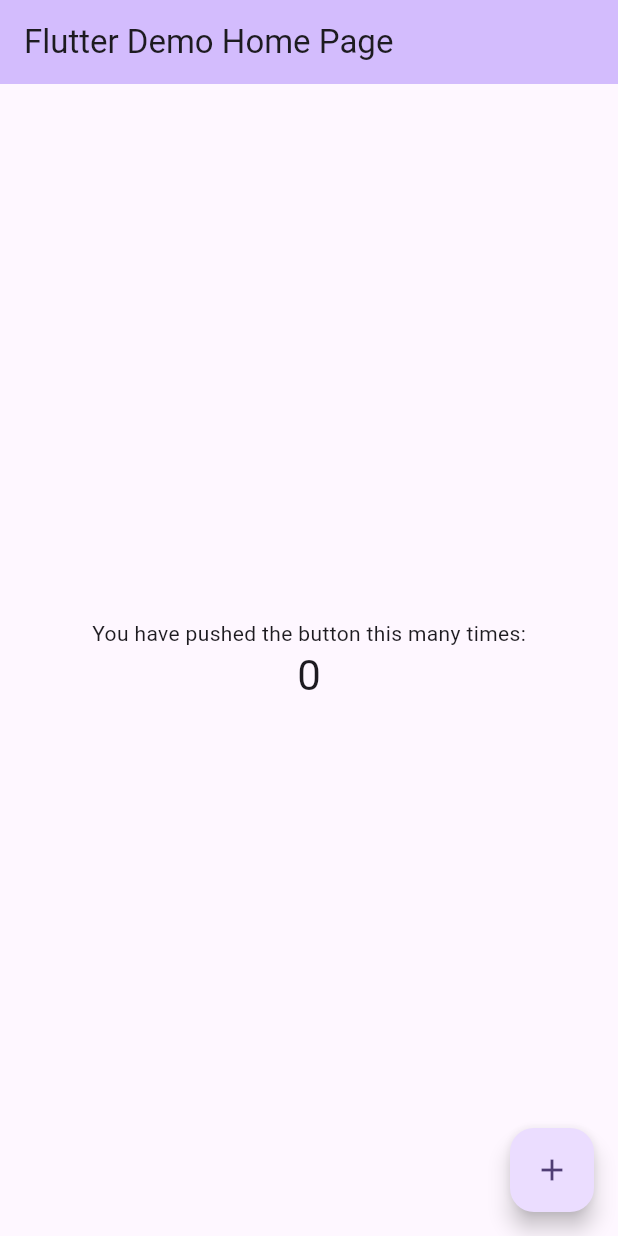
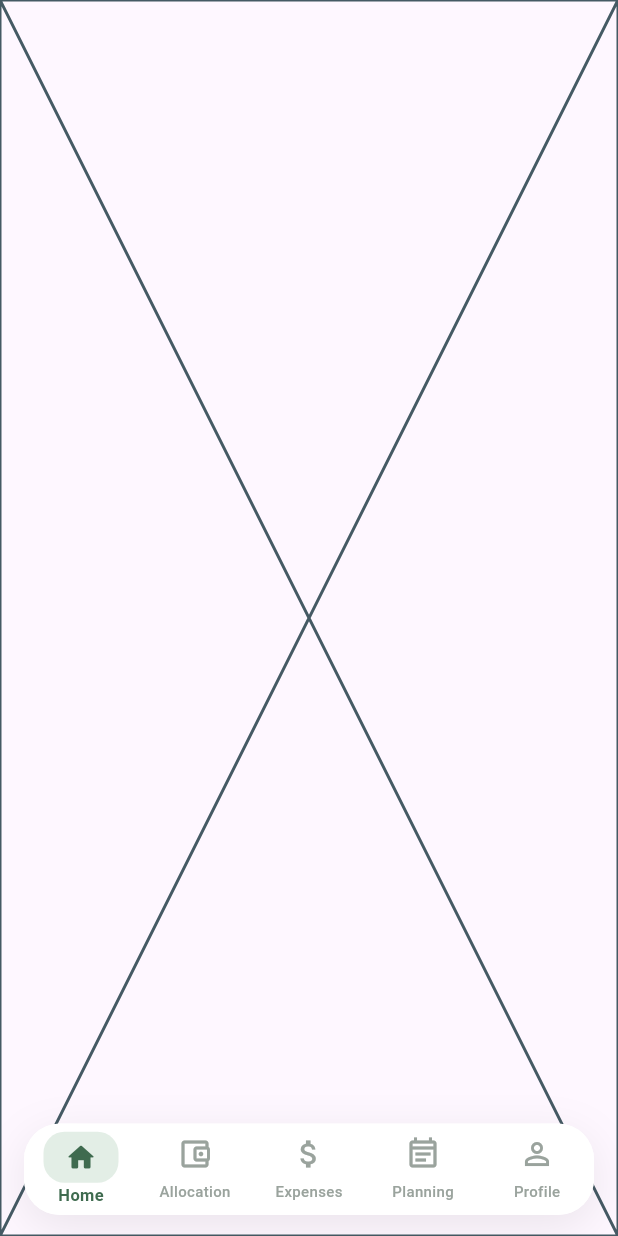
Before and after one commit to thidarek/Money_Management_Guide_App_Frontend, a Flutter app: the screen it shows after launch, on a phone screen of 412 x 824 dp. Run offline on Flutter 3.47's test engine with Material 3 defaults, Android fonts, the light colour scheme and no system bars.

Commit message:
Add custom bottom navigation bar

```diff
--- a/lib/main.dart
+++ b/lib/main.dart
@@ -1,122 +1,17 @@
 import 'package:flutter/material.dart';
+import 'package:money_management_frontend/widget/custom_buttom_nav.dart';
 
 void main() {
   runApp(const MyApp());
 }
-
 class MyApp extends StatelessWidget {
   const MyApp({super.key});
 
-  // This widget is the root of your application.
   @override
   Widget build(BuildContext context) {
     return MaterialApp(
-      title: 'Flutter Demo',
-      theme: ThemeData(
-        // This is the theme of your application.
-        //
-        // TRY THIS: Try running your application with "flutter run". You'll see
-        // the application has a purple toolbar. Then, without quitting the app,
-        // try changing the seedColor in the colorScheme below to Colors.green
-        // and then invoke "hot reload" (save your changes or press the "hot
-        // reload" button in a Flutter-supported IDE, or press "r" if you used
-        // the command line to start the app).
-        //
-        // Notice that the counter didn't reset back to zero; the application
-        // state is not lost during the reload. To reset the state, use hot
-        // restart instead.
-        //
-        // This works for code too, not just values: Most code changes can be
-        // tested with just a hot reload.
-        colorScheme: .fromSeed(seedColor: Colors.deepPurple),
-      ),
-      home: const MyHomePage(title: 'Flutter Demo Home Page'),
+      debugShowCheckedModeBanner: false,
+      home: CustomButtomNav(),
     );
   }
 }
-
-class MyHomePage extends StatefulWidget {
-  const MyHomePage({super.key, required this.title});
-
-  // This widget is the home page of your application. It is stateful, meaning
-  // that it has a State object (defined below) that contains fields that affect
-  // how it looks.
-
-  // This class is the configuration for the state. It holds the values (in this
-  // case the title) provided by the parent (in this case the App widget) and
-  // used by the build method of the State. Fields in a Widget subclass are
-  // always marked "final".
-
-  final String title;
-
-  @override
-  State<MyHomePage> createState() => _MyHomePageState();
-}
-
-class _MyHomePageState extends State<MyHomePage> {
-  int _counter = 0;
-
-  void _incrementCounter() {
-    setState(() {
-      // This call to setState tells the Flutter framework that something has
-      // changed in this State, which causes it to rerun the build method below
-      // so that the display can reflect the updated values. If we changed
-      // _counter without calling setState(), then the build method would not be
-      // called again, and so nothing would appear to happen.
-      _counter++;
-    });
-  }
-
-  @override
-  Widget build(BuildContext context) {
-    // This method is rerun every time setState is called, for instance as done
-    // by the _incrementCounter method above.
-    //
-    // The Flutter framework has been optimized to make rerunning build methods
-    // fast, so that you can just rebuild anything that needs updating rather
-    // than having to individually change instances of widgets.
-    return Scaffold(
-      appBar: AppBar(
-        // TRY THIS: Try changing the color here to a specific color (to
-        // Colors.amber, perhaps?) and trigger a hot reload to see the AppBar
-        // change color while the other colors stay the same.
-        backgroundColor: Theme.of(context).colorScheme.inversePrimary,
-        // Here we take the value from the MyHomePage object that was created by
-        // the App.build method, and use it to set our appbar title.
-        title: Text(widget.title),
-      ),
-      body: Center(
-        // Center is a layout widget. It takes a single child and positions it
-        // in the middle of the parent.
-        child: Column(
-          // Column is also a layout widget. It takes a list of children and
-          // arranges them vertically. By default, it sizes itself to fit its
-          // children horizontally, and tries to be as tall as its parent.
-          //
-          // Column has various properties to control how it sizes itself and
-          // how it positions its children. Here we use mainAxisAlignment to
-          // center the children vertically; the main axis here is the vertical
-          // axis because Columns are vertical (the cross axis would be
-          // horizontal).
-          //
-          // TRY THIS: Invoke "debug painting" (choose the "Toggle Debug Paint"
-          // action in the IDE, or press "p" in the console), to see the
-          // wireframe for each widget.
-          mainAxisAlignment: .center,
-          children: [
-            const Text('You have pushed the button this many times:'),
-            Text(
-              '$_counter',
-              style: Theme.of(context).textTheme.headlineMedium,
-            ),
-          ],
-        ),
-      ),
-      floatingActionButton: FloatingActionButton(
-        onPressed: _incrementCounter,
-        tooltip: 'Increment',
-        child: const Icon(Icons.add),
-      ),
-    );
-  }
-}
--- /dev/null
+++ b/lib/view/allocatio_screen.dart
@@ -0,0 +1,10 @@
+import 'package:flutter/material.dart';
+
+class AllocatioScreen extends StatelessWidget {
+  const AllocatioScreen({super.key});
+
+  @override
+  Widget build(BuildContext context) {
+    return const Placeholder();
+  }
+}
--- /dev/null
+++ b/lib/view/exspenses_screen.dart
@@ -0,0 +1,10 @@
+import 'package:flutter/material.dart';
+
+class ExspensesScreen extends StatelessWidget {
+  const ExspensesScreen({super.key});
+
+  @override
+  Widget build(BuildContext context) {
+    return const Placeholder();
+  }
+}
--- /dev/null
+++ b/lib/view/home_screen.dart
@@ -0,0 +1,10 @@
+import 'package:flutter/material.dart';
+
+class HomeScreen extends StatelessWidget {
+  const HomeScreen({super.key});
+
+  @override
+  Widget build(BuildContext context) {
+    return const Placeholder();
+  }
+}
--- /dev/null
+++ b/lib/view/planning_screen.dart
@@ -0,0 +1,10 @@
+import 'package:flutter/material.dart';
+
+class PlanningScreen extends StatelessWidget {
+  const PlanningScreen({super.key});
+
+  @override
+  Widget build(BuildContext context) {
+    return const Placeholder();
+  }
+}
--- /dev/null
+++ b/lib/view/profile_screen.dart
@@ -0,0 +1,10 @@
+import 'package:flutter/material.dart';
+
+class ProfileScreen extends StatelessWidget {
+  const ProfileScreen({super.key});
+
+  @override
+  Widget build(BuildContext context) {
+    return const Placeholder();
+  }
+}
--- /dev/null
+++ b/lib/widget/custom_buttom_nav.dart
@@ -0,0 +1,186 @@
+import 'package:flutter/material.dart';
+import 'package:money_management_frontend/view/allocatio_screen.dart';
+import 'package:money_management_frontend/view/exspenses_screen.dart';
+import 'package:money_management_frontend/view/home_screen.dart';
+import 'package:money_management_frontend/view/planning_screen.dart';
+import 'package:money_management_frontend/view/profile_screen.dart';
+
+class CustomButtomNav extends StatefulWidget {
+  const CustomButtomNav({super.key});
+
+  @override
+  State<CustomButtomNav> createState() => _CustomButtomNavState();
+}
+
+class _CustomButtomNavState extends State<CustomButtomNav> {
+  int selectedIndex = 0;
+  List<Widget> screen = [
+    HomeScreen(),
+    AllocatioScreen(),
+    ExspensesScreen(),
+    PlanningScreen(),
+    ProfileScreen(),
+  ];
+  @override
+  Widget build(BuildContext context) {
+    return Scaffold(
+      extendBody: true,
+      body: screen[selectedIndex],
+
+      bottomNavigationBar: Padding(
+        padding: const EdgeInsets.fromLTRB(16, 0, 16, 14),
+        child: Container(
+          decoration: BoxDecoration(
+            color: Colors.white,
+            borderRadius: BorderRadius.circular(24),
+            boxShadow: [
+              BoxShadow(
+                color: Colors.black.withOpacity(0.08),
+                blurRadius: 25,
+                spreadRadius: 0,
+                offset: const Offset(0, 8),
+              ),
+            ],
+          ),
+          child: ClipRRect(
+            borderRadius: BorderRadius.circular(24),
+            child: BottomNavigationBar(
+              currentIndex: selectedIndex,
+
+              onTap: (value) {
+                setState(() {
+                  selectedIndex = value;
+                });
+              },
+
+              type: BottomNavigationBarType.fixed,
+
+              backgroundColor: Colors.white,
+
+              selectedItemColor: const Color(0xFF3F6B4F),
+              unselectedItemColor: const Color(0xFF9AA39D),
+
+              selectedFontSize: 11,
+              unselectedFontSize: 10,
+
+              selectedLabelStyle: const TextStyle(fontWeight: FontWeight.w600),
+
+              unselectedLabelStyle: const TextStyle(
+                fontWeight: FontWeight.w500,
+              ),
+
+              elevation: 0,
+
+              showUnselectedLabels: true,
+
+              iconSize: 24,
+
+              items: [
+                BottomNavigationBarItem(
+                  icon: Padding(
+                    padding: const EdgeInsets.only(bottom: 4),
+                    child: Icon(Icons.home_outlined, size: 24),
+                  ),
+                  activeIcon: Container(
+                    padding: const EdgeInsets.symmetric(
+                      horizontal: 14,
+                      vertical: 6,
+                    ),
+                    decoration: BoxDecoration(
+                      color: const Color(0xFFE3EEE6),
+                      borderRadius: BorderRadius.circular(14),
+                    ),
+                    child: const Icon(Icons.home_rounded, size: 22),
+                  ),
+                  label: "Home",
+                ),
+
+                BottomNavigationBarItem(
+                  icon: Padding(
+                    padding: const EdgeInsets.only(bottom: 4),
+                    child: Icon(
+                      Icons.account_balance_wallet_outlined,
+                      size: 24,
+                    ),
+                  ),
+                  activeIcon: Container(
+                    padding: const EdgeInsets.symmetric(
+                      horizontal: 14,
+                      vertical: 6,
+                    ),
+                    decoration: BoxDecoration(
+                      color: const Color(0xFFE3EEE6),
+                      borderRadius: BorderRadius.circular(14),
+                    ),
+                    child: const Icon(
+                      Icons.account_balance_wallet_rounded,
+                      size: 22,
+                    ),
+                  ),
+                  label: "Allocation",
+                ),
+
+                BottomNavigationBarItem(
+                  icon: Padding(
+                    padding: const EdgeInsets.only(bottom: 4),
+                    child: Icon(Icons.attach_money_outlined, size: 24),
+                  ),
+                  activeIcon: Container(
+                    padding: const EdgeInsets.symmetric(
+                      horizontal: 14,
+                      vertical: 6,
+                    ),
+                    decoration: BoxDecoration(
+                      color: const Color(0xFFE3EEE6),
+                      borderRadius: BorderRadius.circular(14),
+                    ),
+                    child: const Icon(Icons.attach_money_rounded, size: 22),
+                  ),
+                  label: "Expenses",
+                ),
+
+                BottomNavigationBarItem(
+                  icon: Padding(
+                    padding: const EdgeInsets.only(bottom: 4),
+                    child: Icon(Icons.event_note_outlined, size: 24),
+                  ),
+                  activeIcon: Container(
+                    padding: const EdgeInsets.symmetric(
+                      horizontal: 14,
+                      vertical: 6,
+                    ),
+                    decoration: BoxDecoration(
+                      color: const Color(0xFFE3EEE6),
+                      borderRadius: BorderRadius.circular(14),
+                    ),
+                    child: const Icon(Icons.event_note_rounded, size: 22),
+                  ),
+                  label: "Planning",
+                ),
+
+                BottomNavigationBarItem(
+                  icon: Padding(
+                    padding: const EdgeInsets.only(bottom: 4),
+                    child: Icon(Icons.person_outline, size: 24),
+                  ),
+                  activeIcon: Container(
+                    padding: const EdgeInsets.symmetric(
+                      horizontal: 14,
+                      vertical: 6,
+                    ),
+                    decoration: BoxDecoration(
+                      color: const Color(0xFFE3EEE6),
+                      borderRadius: BorderRadius.circular(14),
+                    ),
+                    child: const Icon(Icons.person_rounded, size: 22),
+                  ),
+                  label: "Profile",
+                ),
+              ],
+            ),
+          ),
+        ),
+      ),
+    );
+  }
+}
```
